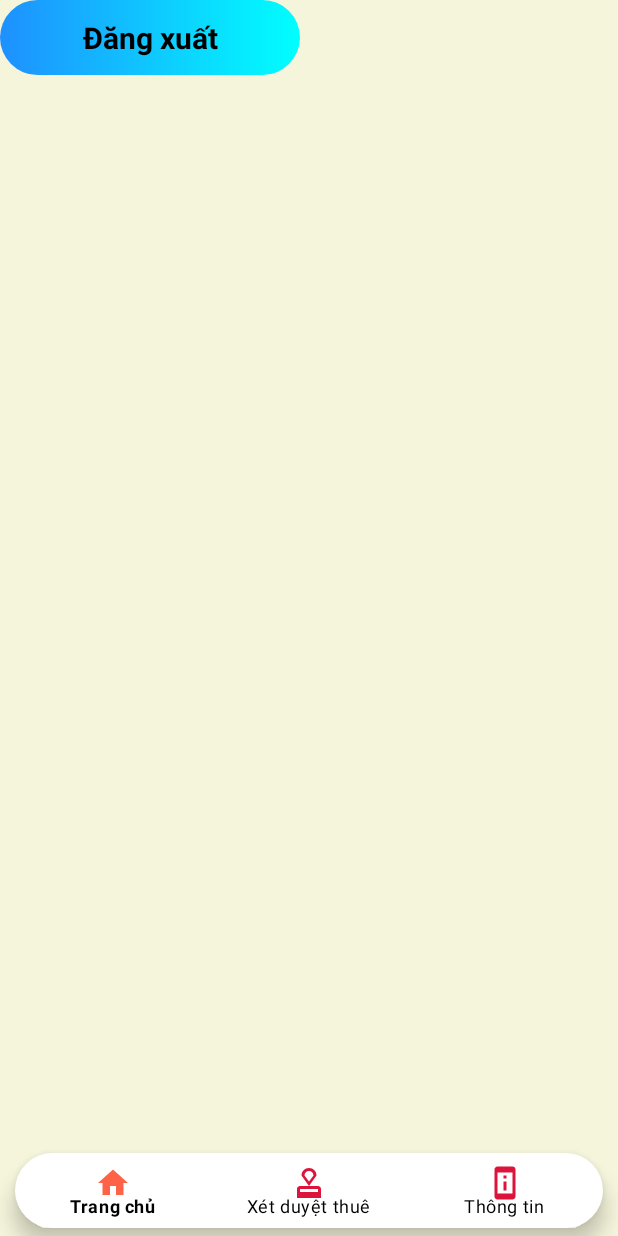
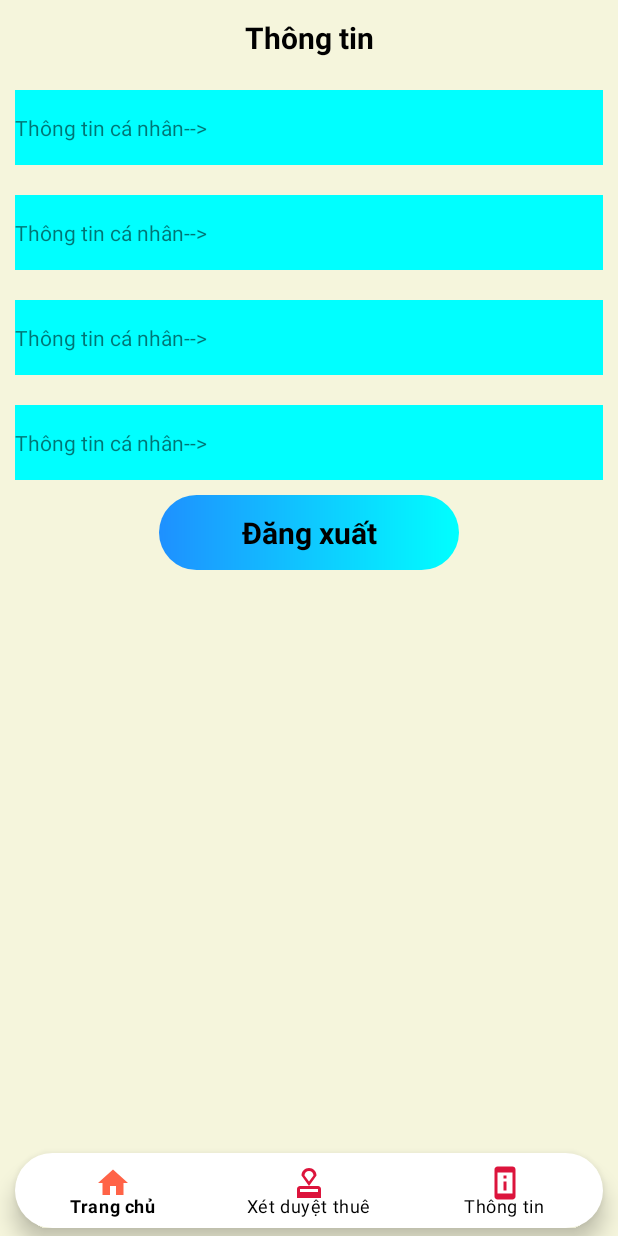
Before and after one commit to nguyenminhnhutdev/Booking_Hotel_Owner, an Android app: the fragment Profile placed in its activity, on a phone screen of 412 x 824 dp. Run offline under Robolectric (Android 15) with nearby library versions, the phone set to English and light mode, and no system bars.

Commit message:
Thuan_Design

```diff
--- a/app/src/main/res/layout/fragment_profile.xml
+++ b/app/src/main/res/layout/fragment_profile.xml
@@ -5,6 +5,48 @@
     android:layout_height="match_parent"
     tools:context=".fragment.Profile"
     android:orientation="vertical">
+    <RelativeLayout
+        android:layout_width="match_parent"
+        android:layout_height="50dp">
+        <TextView
+            android:layout_width="match_parent"
+            android:layout_height="match_parent"
+            android:text="Thông tin"
+            android:textStyle="bold"
+            android:textColor="@color/black"
+            android:textSize="20sp"
+            android:gravity="center"/>
+    </RelativeLayout>
+    <TextView
+        android:layout_width="match_parent"
+        android:layout_height="50dp"
+        android:text="Thông tin cá nhân-->"
+        android:background="@color/Aqua"
+        android:layout_margin="10dp"
+        android:gravity="fill"/>
+    <TextView
+        android:layout_width="match_parent"
+        android:layout_height="50dp"
+        android:text="Thông tin cá nhân-->"
+        android:background="@color/Aqua"
+        android:gravity="fill"
+        android:layout_margin="10dp"/>
+    <TextView
+        android:layout_width="match_parent"
+        android:layout_height="50dp"
+        android:text="Thông tin cá nhân-->"
+        android:background="@color/Aqua"
+        android:layout_margin="10dp"
+        android:gravity="fill"/>
+    <TextView
+        android:layout_width="match_parent"
+        android:layout_height="50dp"
+        android:text="Thông tin cá nhân-->"
+        android:background="@color/Aqua"
+        android:layout_margin="10dp"
+        android:gravity="fill"/>
+
+
     <TextView
         android:layout_width="200dp"
         android:layout_height="50dp"
@@ -13,7 +55,8 @@
         android:gravity="center"
         android:textSize="20sp"
         android:textColor="@color/black"
-        android:textStyle="bold"/>
+        android:textStyle="bold"
+        android:layout_gravity="center"/>
 
 
 
```
